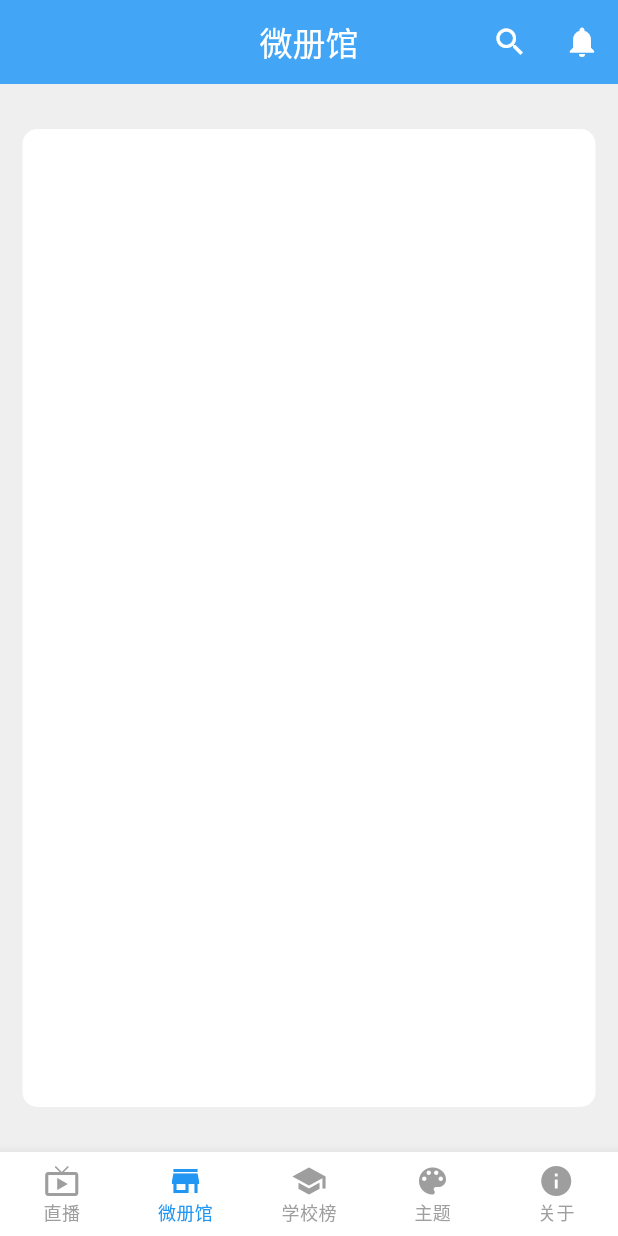
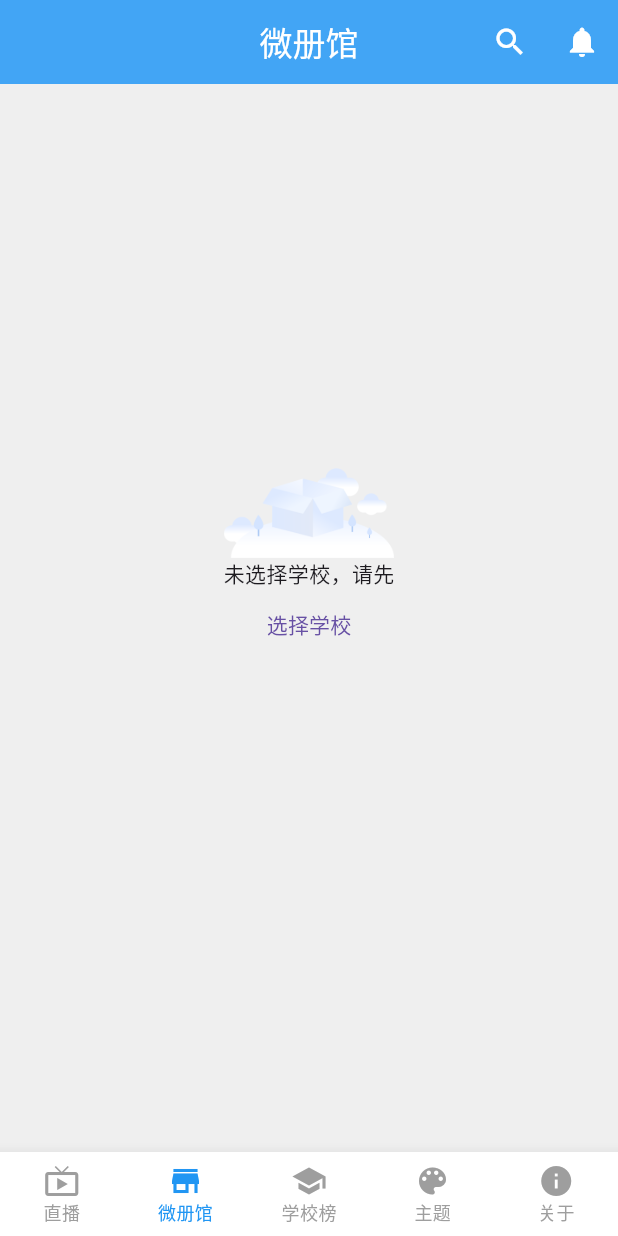
Before and after one commit to shutongit/microbook_library, a Flutter app: the screen it shows after launch, item 2 of the bottom bar chosen, on a phone screen of 412 x 824 dp. Run offline on Flutter 3.47's test engine with Material 3 defaults, Android fonts, the phone set to English and light mode, and no system bars; our stand-ins replace chewie, go_router, video_player; network calls fail.

Commit message:
fix 页面管理

```diff
--- a/lib/main.dart
+++ b/lib/main.dart
@@ -1,11 +1,5 @@
 import 'package:flutter/material.dart';
-import 'package:microbook_library/pages/about.dart';
-import 'package:microbook_library/pages/live/page.dart';
-import 'package:microbook_library/pages/micro_library.dart';
-import 'package:microbook_library/pages/school_rank.dart';
-import 'package:microbook_library/pages/theme.dart';
-import 'package:microbook_library/pages/video_play.dart';
-import 'package:go_router/go_router.dart';
+import 'package:microbook_library/router/router.dart';
 
 void main() {
   runApp(const MainApp());
@@ -17,147 +11,8 @@ class MainApp extends StatelessWidget {
   @override
   Widget build(BuildContext context) {
     return MaterialApp.router(
-      routerConfig: GoRouter(routes: [
-        GoRoute(path: '/', builder: (context, state) => const _MainPage()),
-        GoRoute(path: '/live', builder: (context, state) => const LivePage()),
-        GoRoute(
-            path: '/videoPlay',
-            builder: (context, state) {
-              final String extraString =
-                  GoRouterState.of(context).extra! as String;
-
-              // final videoUrl = state.pathParameters['videoUrl'];
-              // final videoUrl = state.pathParameters['videoUrl'] ?? '';
-              // debugPrint('videoUrl:$videoUrl ,,, $extraString');
-
-              return VideoPlay(
-                videoUrl: extraString, // state.extra['videoUrl'] ?? '',
-              );
-            })
-      ]),
+      theme: ThemeData(primaryColor: const Color(0xFFFFFFFF)),
+      routerConfig: routes,
     );
   }
 }
-
-class _MainPage extends StatefulWidget {
-  const _MainPage();
-
-  @override
-  State<_MainPage> createState() => __MainPageState();
-}
-
-class __MainPageState extends State<_MainPage> {
-  int _selectedIndex = 0;
-  static const List pages = [
-    // Live(),
-    LivePage(),
-    MicroLibrary(),
-    SchoolRank(),
-    ThemePage(),
-    About(),
-  ];
-  @override
-  Widget build(BuildContext context) {
-    return Scaffold(
-      appBar: AppBar(
-        title: _getAppBarTitleWidget(_selectedIndex),
-        centerTitle: true,
-        backgroundColor: Colors.blue[400],
-        foregroundColor: Colors.white,
-        actions: _selectedIndex == 0
-            ? null
-            : [
-                IconButton(
-                  icon: const Icon(Icons.search),
-                  onPressed: () {
-                    // 在这里添加搜索功能
-                  },
-                ),
-                IconButton(
-                  icon: const Icon(Icons.notifications),
-                  onPressed: () {
-                    // 在这里添加通知功能
-                  },
-                ),
-              ],
-        // bottom: const PreferredSize(
-        //   preferredSize: Size.fromHeight(30),
-        //   child: Text('123'),
-        // ),
-      ),
-      body: Container(
-        child: pages[_selectedIndex],
-      ),
-
-      // 直播 微册馆 学校榜 主题 关于
-      bottomNavigationBar: BottomNavigationBar(
-        backgroundColor: Colors.white,
-        selectedItemColor: Colors.blue,
-        unselectedItemColor: Colors.grey,
-        selectedFontSize: 12.0,
-        type: BottomNavigationBarType.fixed,
-        items: const <BottomNavigationBarItem>[
-          BottomNavigationBarItem(icon: Icon(Icons.live_tv), label: '直播'),
-          BottomNavigationBarItem(icon: Icon(Icons.store), label: '微册馆'),
-          BottomNavigationBarItem(icon: Icon(Icons.school), label: '学校榜'),
-          BottomNavigationBarItem(icon: Icon(Icons.color_lens), label: '主题'),
-          BottomNavigationBarItem(icon: Icon(Icons.info), label: '关于'),
-        ],
-        currentIndex: _selectedIndex,
-        onTap: (int index) {
-          setState(() {
-            _selectedIndex = index;
-          });
-        },
-      ),
-    );
-  }
-
-  /// 获取页面标题
-  /// @param index 下标
-  String _getAppBarTitle(int index) {
-    switch (index) {
-      case 0:
-        return '直播';
-      case 1:
-        return '微册馆';
-      case 2:
-        return '学校榜';
-      case 3:
-        return '主题';
-      case 4:
-        return '关于';
-
-      default:
-        return '微册馆';
-    }
-  }
-
-  /// 获取导航栏的视图
-  Widget _getAppBarTitleWidget(int index) {
-    if (index == 0) {
-      return Row(children: [
-        const Expanded(
-            child: TextField(
-          decoration: InputDecoration(
-              hintText: '请输入内容',
-              border: InputBorder.none,
-              hintStyle: TextStyle(color: Colors.white70)),
-        )),
-        const SizedBox(
-          width: 5,
-        ),
-        TextButton(
-          onPressed: () {},
-          // style: TextButton.styleFrom(foregroundColor: Colors.white),
-          style: const ButtonStyle(
-            foregroundColor: WidgetStatePropertyAll<Color>(Colors.white),
-          ),
-          child: const Text('搜索'),
-        )
-      ]);
-    } else {
-      return Text(_getAppBarTitle(index));
-    }
-  }
-}
--- /dev/null
+++ b/lib/pages/main.dart
@@ -0,0 +1,142 @@
+import 'package:flutter/material.dart';
+import 'package:microbook_library/pages/about.dart';
+import 'package:microbook_library/pages/live/page.dart';
+import 'package:microbook_library/pages/micro_library.dart';
+import 'package:microbook_library/pages/school_rank.dart';
+import 'package:microbook_library/pages/theme.dart';
+
+class MainPage extends StatefulWidget {
+  const MainPage({super.key});
+
+  @override
+  State<MainPage> createState() => _MainPageState();
+}
+
+class _MainPageState extends State<MainPage> {
+  int _selectedIndex = 0;
+
+  static List<Map> pages = [
+    // Live(),
+    {'widget': const LivePage(), 'load': false},
+    {'widget': const MicroLibrary(), 'load': false},
+    {'widget': const SchoolRank(), 'load': false},
+    {'widget': const ThemePage(), 'load': false},
+    {'widget': const About(), 'load': false},
+  ];
+  @override
+  Widget build(BuildContext context) {
+    return Scaffold(
+      appBar: AppBar(
+        title: _getAppBarTitleWidget(_selectedIndex),
+        centerTitle: true,
+        backgroundColor: Colors.blue[400],
+        foregroundColor: Colors.white,
+        actions: _selectedIndex == 0
+            ? null
+            : [
+                IconButton(
+                  icon: const Icon(Icons.search),
+                  onPressed: () {
+                    // 在这里添加搜索功能
+                  },
+                ),
+                IconButton(
+                  icon: const Icon(Icons.notifications),
+                  onPressed: () {
+                    // 在这里添加通知功能
+                  },
+                ),
+              ],
+      ),
+      body: Container(
+        decoration: const BoxDecoration(color: Colors.white),
+        child: IndexedStack(
+          index: _selectedIndex,
+          children: List.generate(pages.length, (index) {
+            pages[index]['load'] =
+                pages[index]['load'] || _selectedIndex == index; // 记录是否加载过
+            debugPrint('pages${pages[index]}');
+
+            /// 根据是否已经加载过，来确定是否显示加载
+            return Offstage(
+              offstage: !pages[index]['load'],
+              child: pages[index]['load']
+                  ? pages[index]['widget']
+                  : const SizedBox.shrink(),
+            );
+          }),
+        ),
+      ),
+
+      // 直播 微册馆 学校榜 主题 关于
+      bottomNavigationBar: BottomNavigationBar(
+        backgroundColor: Colors.white,
+        selectedItemColor: Colors.blue,
+        unselectedItemColor: Colors.grey,
+        selectedFontSize: 12.0,
+        type: BottomNavigationBarType.fixed,
+        items: const <BottomNavigationBarItem>[
+          BottomNavigationBarItem(icon: Icon(Icons.live_tv), label: '直播'),
+          BottomNavigationBarItem(icon: Icon(Icons.store), label: '微册馆'),
+          BottomNavigationBarItem(icon: Icon(Icons.school), label: '学校榜'),
+          BottomNavigationBarItem(icon: Icon(Icons.color_lens), label: '主题'),
+          BottomNavigationBarItem(icon: Icon(Icons.info), label: '关于'),
+        ],
+        currentIndex: _selectedIndex,
+        onTap: (int index) {
+          setState(() {
+            _selectedIndex = index;
+          });
+        },
+      ),
+    );
+  }
+
+  /// 获取页面标题
+  /// @param index 下标
+  String _getAppBarTitle(int index) {
+    switch (index) {
+      case 0:
+        return '直播';
+      case 1:
+        return '微册馆';
+      case 2:
+        return '学校榜';
+      case 3:
+        return '主题';
+      case 4:
+        return '关于';
+
+      default:
+        return '微册馆';
+    }
+  }
+
+  /// 获取导航栏的视图
+  Widget _getAppBarTitleWidget(int index) {
+    if (index == 0) {
+      return Row(children: [
+        const Expanded(
+            child: TextField(
+          decoration: InputDecoration(
+              hintText: '请输入内容',
+              border: InputBorder.none,
+              hintStyle: TextStyle(color: Colors.white70)),
+        )),
+        const SizedBox(
+          width: 5,
+        ),
+        TextButton(
+          onPressed: () {},
+          // style: TextButton.styleFrom(foregroundColor: Colors.white),
+          style: const ButtonStyle(
+            foregroundColor: WidgetStatePropertyAll<Color>(Colors.white),
+          ),
+          child: const Text('搜索'),
+        )
+      ]);
+    } else {
+      return Text(_getAppBarTitle(index));
+    }
+  }
+}
--- a/lib/pages/micro_library.dart
+++ b/lib/pages/micro_library.dart
@@ -71,6 +71,7 @@ class _MicroLibraryState extends State<MicroLibrary> {
     setState(() {});
     List arr = res['galleries'] ?? [];
     dataArray = arr.isNotEmpty ? res['galleries'] : [];
+    debugPrint('dataArray');
     _configItemInfo();
   }
 
@@ -78,18 +79,22 @@ class _MicroLibraryState extends State<MicroLibrary> {
   Widget build(BuildContext context) {
     return Container(
       decoration: const BoxDecoration(color: Color(0xFFefefef)),
-      child: Container(
+      child: dataArray.isNotEmpty
+          ? Container(
               margin: const EdgeInsets.symmetric(vertical: 30, horizontal: 15),
               decoration: BoxDecoration(
                 borderRadius: BorderRadius.circular(10),
                 color: Colors.white,
               ),
               child: Padding(
-          padding: const EdgeInsets.symmetric(vertical: 30, horizontal: 15),
+                padding:
+                    const EdgeInsets.symmetric(vertical: 30, horizontal: 15),
                 child: GridView.builder(
                   itemCount: dataArray.length,
                   gridDelegate: const SliverGridDelegateWithFixedCrossAxisCount(
-                crossAxisCount: 3, crossAxisSpacing: 10, mainAxisSpacing: 10),
+                      crossAxisCount: 3,
+                      crossAxisSpacing: 10,
+                      mainAxisSpacing: 10),
                   itemBuilder: (BuildContext context, int index) {
                     return InkWell(
                       onTap: () {
@@ -135,28 +140,27 @@ class _MicroLibraryState extends State<MicroLibrary> {
                     );
                   },
                 ),
+              ))
+          : Center(
+              child: SizedBox(
+                height: 200,
+                width: double.infinity,
+                child: Column(
+                  children: [
+                    Image.asset(
+                      'assets/images/black.png',
+                      height: 60,
+                    ),
+                    const Text('未选择学校，请先'),
+                    TextButton(
+                        onPressed: () {
+                          debugPrint('选择学校');
+                        },
+                        child: const Text('选择学校')),
+                  ],
+                ),
               ),
             ),
     );
   }
 }
-
-/// 自定义
-// class CustomGridDelegate extends SliverGridDelegate {
-//   final double dimension;
-
-//   CustomGridDelegate({required this.dimension});
-
-//   @override
-//   SliverGridLayout getLayout(SliverConstraints constraints) {
-//     int count = constraints.crossAxisExtent ~/ dimension;
-
-//     // return Cutomg
-//   }
-
-//   @override
-//   bool shouldRelayout(covariant SliverGridDelegate oldDelegate) {
-//     // TODO: implement shouldRelayout
-//     throw UnimplementedError();
-//   }
-// }
--- /dev/null
+++ b/lib/router/router.dart
@@ -0,0 +1,25 @@
+import 'package:go_router/go_router.dart';
+import 'package:microbook_library/pages/live/page.dart';
+import 'package:microbook_library/pages/main.dart';
+import 'package:microbook_library/pages/live/video_play.dart';
+
+// class RouteConfig {
+final GoRouter routes = GoRouter(routes: [
+  GoRoute(
+      path: '/', name: 'home', builder: (context, state) => const MainPage()),
+  GoRoute(
+      path: '/live',
+      name: 'live',
+      builder: (context, state) => const LivePage(),
+      routes: [
+        GoRoute(
+            path: 'videoPlay',
+            name: 'videoPlay',
+            builder: (context, state) {
+              final String extraString =
+                  GoRouterState.of(context).extra! as String;
+              return VideoPlay(videoUrl: extraString);
+            })
+      ]),
+]);
+// }
--- a/pubspec.yaml
+++ b/pubspec.yaml
@@ -23,6 +23,8 @@ dependencies:
   # 缓存目录
   path_provider: ^2.1.4
 
+  card_swiper: ^3.0.0
+
 dev_dependencies:
   flutter_test:
     sdk: flutter
```
Also changed, not shown: lib/pages/about.dart (+7 -0 lines), lib/pages/live/page.dart (+12 -0 lines), lib/pages/live/play_back.dart (+2 -7 lines), lib/pages/live/video_play.dart (renamed from lib/pages/video_play.dart, +5 -4 lines), lib/pages/theme.dart (+7 -0 lines), assets/images/black.png (added), pubspec.lock, 1 other file. Lines whose indentation alone changed are shown as unchanged.
